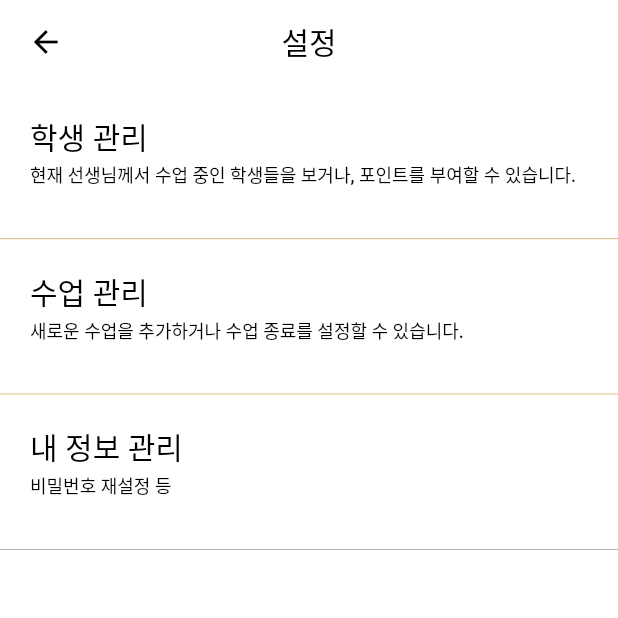
After one commit to simpack0513/jitutorapp, a Flutter app: the SettingPage screen opened directly, on a phone screen of 412 x 824 dp, the top half of it. The commit adds this screen. Run offline on Flutter 3.47's test engine with Material 2 defaults, Android fonts, the phone set to English and light mode, and no system bars; our stand-ins replace cloud_firestore, extended_image, firebase_auth, firebase_core, firebase_storage, fluttertoast and 3 more; accounts and stored records are empty; Roboto replaces fonts that are missing (Pretendard).

Commit message:
포인트 선생님이 학생에게 부여하는 기능 만듦. +설정창

```diff
--- a/lib/DataStore/ClasschildStore.dart
+++ b/lib/DataStore/ClasschildStore.dart
@@ -128,7 +128,6 @@ class ClasschildStore extends ChangeNotifier{
   // 리프레쉬 함수
   void refreshClasschild() {
     getDateClassList(classUIDList, date);
-    getEventAllday(classUIDList);
     getComingClassList(classUIDList);
   }
 
--- a/lib/login.dart
+++ b/lib/login.dart
@@ -88,6 +88,7 @@ class _LoginState extends State<Login> {
                 }
                 context.read<UserStore>().setUserUID(credential.user!.uid);
                 context.read<UserStore>().setName(userdoc['name']);
+                context.read<UserStore>().setPoint(userdoc['point']);
                 //메인 페이지로 이동
                 Navigator.pushAndRemoveUntil(context,
                     MaterialPageRoute(builder: (context) => mainPage()), (route) => false);
--- a/lib/main.dart
+++ b/lib/main.dart
@@ -2,6 +2,7 @@ import 'dart:convert';
 // 여기는 연동 페이지 import
 import 'package:jitutorapp/DataStore/ClassStore.dart';
 import 'package:jitutorapp/DataStore/ClasschildStore.dart';
+import 'package:jitutorapp/DataStore/PointStore.dart';
 import 'package:jitutorapp/DataStore/UserStore.dart';
 import 'package:jitutorapp/DataStore/PostStore.dart';
 import 'package:jitutorapp/teacherPage/mainPage.dart';
@@ -32,6 +33,7 @@ void main() async{
           ChangeNotifierProvider(create: (c) => PostStore()),
           ChangeNotifierProvider(create: (c) => ClasschildStore()),
           ChangeNotifierProvider(create: (c) => ScheduleStore()),
+          ChangeNotifierProvider(create: (c) => PointStore()),
         ],
         child: MaterialApp(
           localizationsDelegates: [
--- a/lib/signUp.dart
+++ b/lib/signUp.dart
@@ -187,11 +187,12 @@ class _PhoneInfoPageState extends State<PhoneInfoPage> {
     try {
       final user = await FirebaseAuth.instance.currentUser;
       await firestore.collection('Person').doc(user?.uid).
-      set({'name' : context.read<InfoStore>().name, 'type' : context.read<InfoStore>().type,});
+      set({'name' : context.read<InfoStore>().name, 'type' : context.read<InfoStore>().type, 'point' : 500});
       // 유저스토어에 사용자 정보 저장 = 바로 데이터 꺼내쓸 수 있게
       context.read<UserStore>().setName(context.read<InfoStore>().name);
       context.read<UserStore>().setType(context.read<InfoStore>().type);
       context.read<UserStore>().setUserUID(user!.uid);
+      context.read<UserStore>().setPoint(500);
 
     } catch (e) {
       print(e);
--- a/lib/teacherPage/mainPage.dart
+++ b/lib/teacherPage/mainPage.dart
@@ -1,4 +1,5 @@
 import 'package:flutter/material.dart';
+import 'package:jitutorapp/teacherPage/setting.dart';
 import 'package:provider/provider.dart';
 
 //여기는 파일 import
@@ -46,7 +47,9 @@ class _mainPageState extends State<mainPage> {
         appBar: AppBar(
           title: Text(context.read<UserStore>().name+' 선생님' , style: mainTheme.textTheme.headline1,),
           actions: [
-            IconButton(onPressed: (){}, icon: Icon(Icons.people_alt)),
+            IconButton(onPressed: (){
+              Navigator.push(context, MaterialPageRoute(builder: (context) => SettingPage()));
+            }, icon: Icon(Icons.people_alt)),
           ],
         ),
 
--- /dev/null
+++ b/lib/teacherPage/setting.dart
@@ -0,0 +1,117 @@
+import 'package:flutter/material.dart';
+import 'package:flutter/services.dart';
+import 'package:jitutorapp/teacherPage/studentManage.dart';
+
+
+
+class SettingPage extends StatefulWidget {
+  const SettingPage({Key? key}) : super(key: key);
+
+  @override
+  State<SettingPage> createState() => _SettingPageState();
+}
+
+class _SettingPageState extends State<SettingPage> {
+  // 변수
+  var headtextStyle = TextStyle(
+    fontFamily: 'Pretendard',
+    color: Colors.black,
+    fontSize: 20,
+    fontWeight: FontWeight.w500,
+  );
+  var bodytextStyle = TextStyle(
+    fontFamily: 'Pretendard',
+    color: Colors.black,
+    fontSize: 12,
+    fontWeight: FontWeight.w500,
+  );
+  var elevatedButtonStyle = ElevatedButton.styleFrom(
+      elevation: 0,
+      backgroundColor: Colors.white,
+      shape: RoundedRectangleBorder(borderRadius: BorderRadius.circular(0)),
+      padding: EdgeInsets.all(20),
+      alignment: Alignment.topLeft,
+  );
+
+
+
+  @override
+  Widget build(BuildContext context) {
+    return Scaffold(
+      backgroundColor: Colors.white,
+      appBar: AppBar(
+        elevation: 0,
+        backgroundColor: Colors.transparent,
+        leading: Padding(padding: EdgeInsets.fromLTRB(5, 0, 0, 0), child: IconButton(onPressed: (){Navigator.pop(context);}, icon: Icon(Icons.arrow_back, color: Colors.black,))),
+        title: Text('설정'),
+        centerTitle: true,
+        titleTextStyle: TextStyle(
+          color: Colors.black,
+          fontFamily: 'Pretendard',
+          fontSize: 20,
+        ),
+        systemOverlayStyle: SystemUiOverlayStyle.dark,
+      ),
+      body: ListView(
+        children: [
+          Container( // 1
+            color: Colors.amber,
+            width: double.infinity,
+            height: MediaQuery.of(context).size.height/8,
+            child: ElevatedButton(
+              onPressed: (){
+                Navigator.push(context, MaterialPageRoute(builder: (context) => StudentManage()));
+              },
+              style: elevatedButtonStyle,
+              child: Column(crossAxisAlignment : CrossAxisAlignment.start, mainAxisAlignment : MainAxisAlignment.center, children: [
+                Expanded(flex: 1, child: Text('학생 관리', style: headtextStyle,)),
+                Expanded(flex: 1, child: Text('현재 선생님께서 수업 중인 학생들을 보거나, 포인트를 부여할 수 있습니다.', style: bodytextStyle,))
+              ],),
+            ),
+          ),
+          Container(
+            color: Colors.grey,
+            height: 0.5,
+            width: double.infinity,
+          ),
+          Container( // 2
+            color: Colors.amber,
+            width: double.infinity,
+            height: MediaQuery.of(context).size.height/8,
+            child: ElevatedButton(
+              onPressed: (){},
+              style: elevatedButtonStyle,
+              child: Column(crossAxisAlignment : CrossAxisAlignment.start, mainAxisAlignment : MainAxisAlignment.center, children: [
+                Expanded(flex: 1, child: Text('수업 관리', style: headtextStyle,)),
+                Expanded(flex: 1, child: Text('새로운 수업을 추가하거나 수업 종료를 설정할 수 있습니다.', style: bodytextStyle,))
+              ],),
+            ),
+          ),
+          Container(
+            color: Colors.grey,
+            height: 0.5,
+            width: double.infinity,
+          ),
+          Container( // 3
+            color: Colors.amber,
+            width: double.infinity,
+            height: MediaQuery.of(context).size.height/8,
+            child: ElevatedButton(
+              onPressed: (){},
+              style: elevatedButtonStyle,
+              child: Column(crossAxisAlignment : CrossAxisAlignment.start, mainAxisAlignment : MainAxisAlignment.center, children: [
+                Expanded(flex: 1, child: Text('내 정보 관리', style: headtextStyle,)),
+                Expanded(flex: 1, child: Text('비밀번호 재설정 등 ', style: bodytextStyle,))
+              ],),
+            ),
+          ),
+          Container(
+            color: Colors.grey,
+            height: 0.5,
+            width: double.infinity,
+          ),
+        ],
+      ),
+    );
+  }
+}
```
Also changed, not shown: lib/DataStore/PointStore.dart (added, +44 -0 lines), lib/DataStore/UserStore.dart (+12 -0 lines), lib/teacherPage/studentManage.dart (added, +194 -0 lines).
